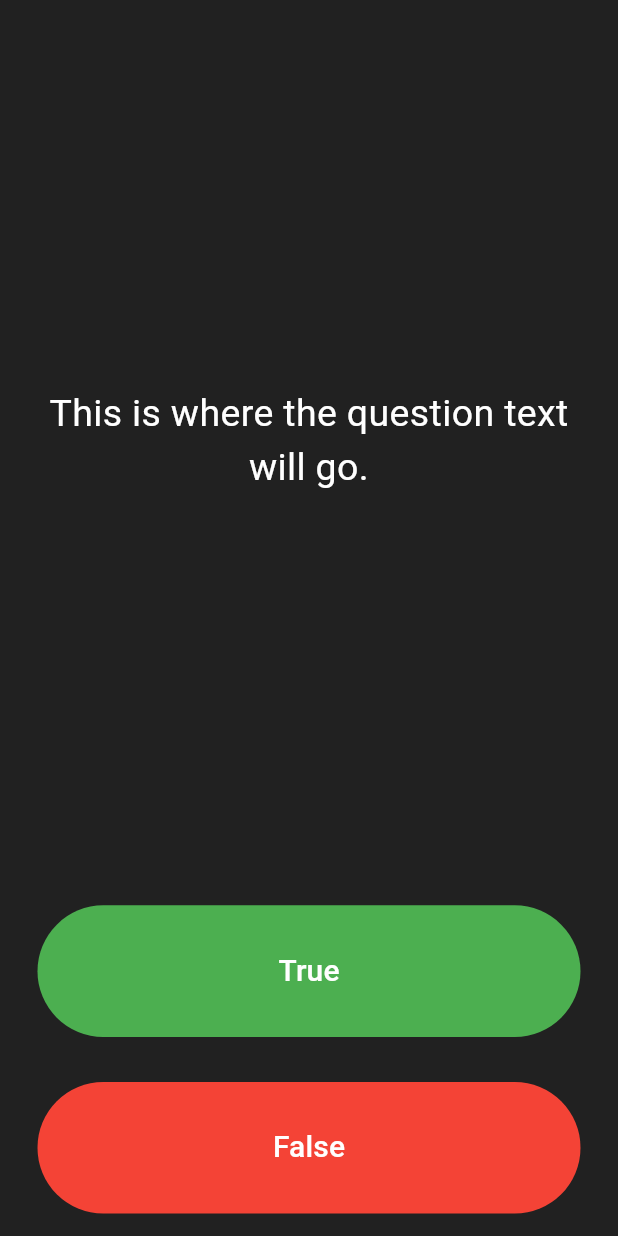
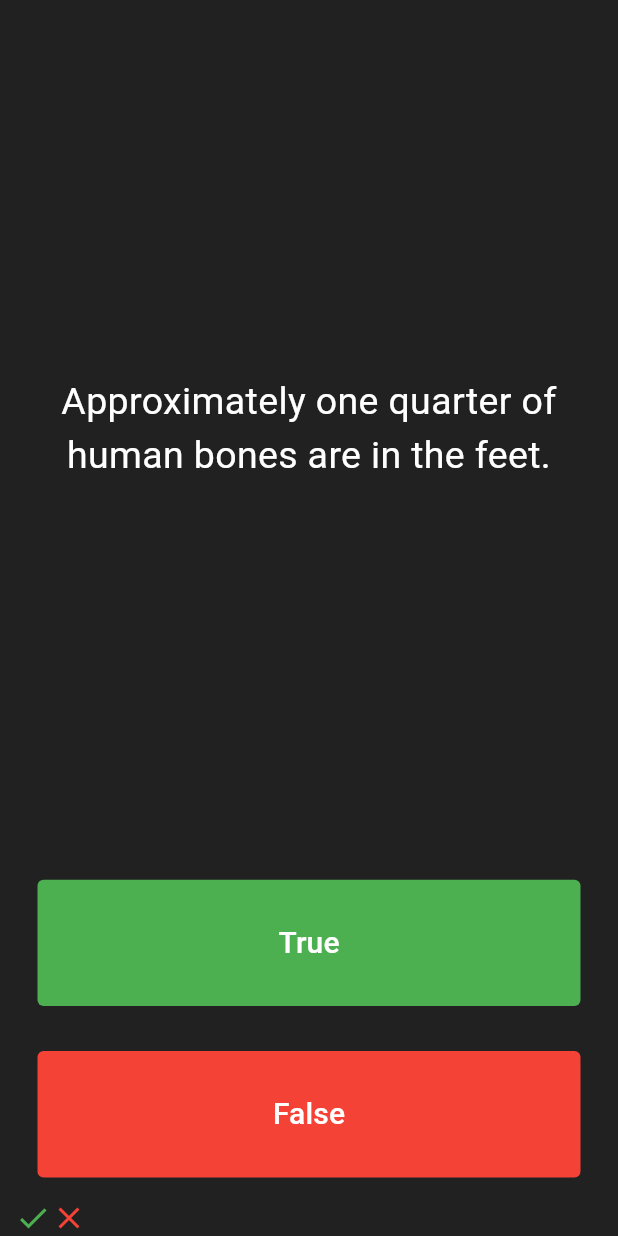
Before and after one commit to tshabalalaaj/quizzler-flutter, a Flutter app: the screen it shows after launch, after a tap on "True", on a phone screen of 412 x 824 dp. Run offline on Flutter 3.47's test engine with Material 3 defaults, Android fonts, the phone set to English and light mode, and no system bars.

```diff
--- a/lib/main.dart
+++ b/lib/main.dart
@@ -29,21 +29,46 @@ class QuizPage extends StatefulWidget {
 }
 
 class _QuizPageState extends State<QuizPage> {
+
+  List <Widget> scoreKeeper = [
+    const Icon(
+       Icons.check,
+        color: Colors.green,
+      ),
+      const Icon(
+        Icons.close,
+        color: Colors.red,
+      ),
+  ];
+
+  List<String> questions = [
+    'You can lead a cow down stairs but not up stairs.',
+    'Approximately one quarter of human bones are in the feet.',
+    'A slug\'s blood is green.',
+  ];
+
+  int questionNumber = 0;
+
+  int questionCount(){
+    return questionNumber++;
+  }
+
+
   @override
   Widget build(BuildContext context) {
     return Column(
       mainAxisAlignment: MainAxisAlignment.spaceBetween,
       crossAxisAlignment: CrossAxisAlignment.stretch,
       children: <Widget>[
-        const Expanded(
+        Expanded(
           flex: 5,
           child: Padding(
-            padding: EdgeInsets.all(10.0),
+            padding: const EdgeInsets.all(10.0),
             child: Center(
               child: Text(
-                'This is where the question text will go.',
+                questions[questionNumber],
                 textAlign: TextAlign.center,
-                style: TextStyle(
+                style: const TextStyle(
                   fontSize: 25.0,
                   color: Colors.white,
                 ),
@@ -57,6 +82,9 @@ class _QuizPageState extends State<QuizPage> {
             child: TextButton(
               style: TextButton.styleFrom(
                 backgroundColor: Colors.green,
+                shape: RoundedRectangleBorder(
+                  borderRadius: BorderRadius.circular(4.0),
+                ),
               ),
               child: const Text(
                 'True',
@@ -66,7 +94,10 @@ class _QuizPageState extends State<QuizPage> {
                 ),
               ),
               onPressed: () {
-                //The user picked true.
+                setState(() {
+                  questionCount();
+                });
+
               },
             ),
           ),
@@ -77,6 +108,9 @@ class _QuizPageState extends State<QuizPage> {
             child: TextButton(
               style: TextButton.styleFrom(
                 backgroundColor: Colors.red,
+                shape: RoundedRectangleBorder(
+                  borderRadius: BorderRadius.circular(4.0),
+                ),
               ),
               child: const Text(
                 'False',
@@ -86,12 +120,17 @@ class _QuizPageState extends State<QuizPage> {
                 ),
               ),
               onPressed: () {
-                //The user picked false.
+                setState(() {
+                  questionCount();
+                });
               },
             ),
           ),
         ),
-        //TODO: Add a Row here as your score keeper
+
+        Row(
+          children: scoreKeeper,
+        )
       ],
     );
   }
```
Also changed, not shown: 1 other file.
